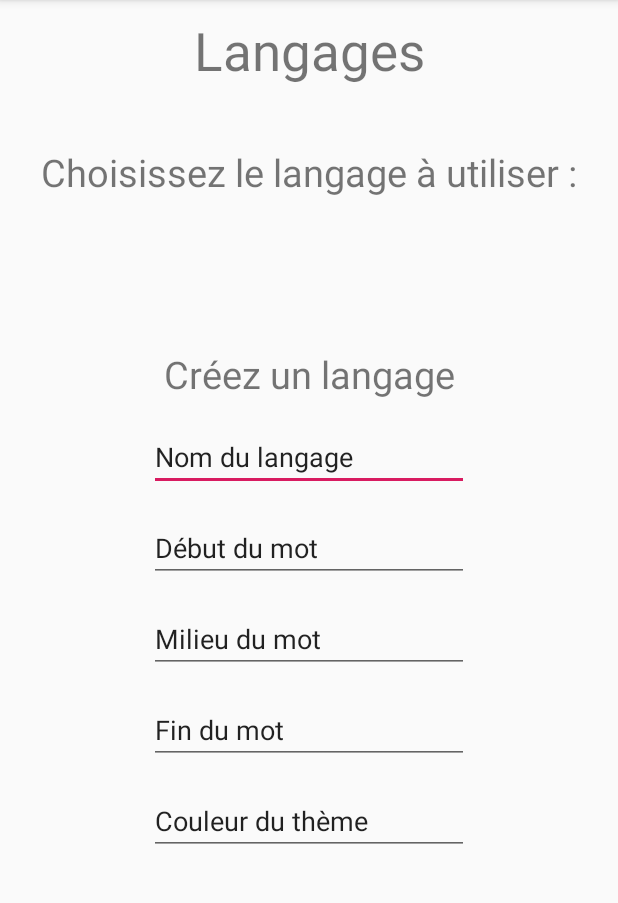
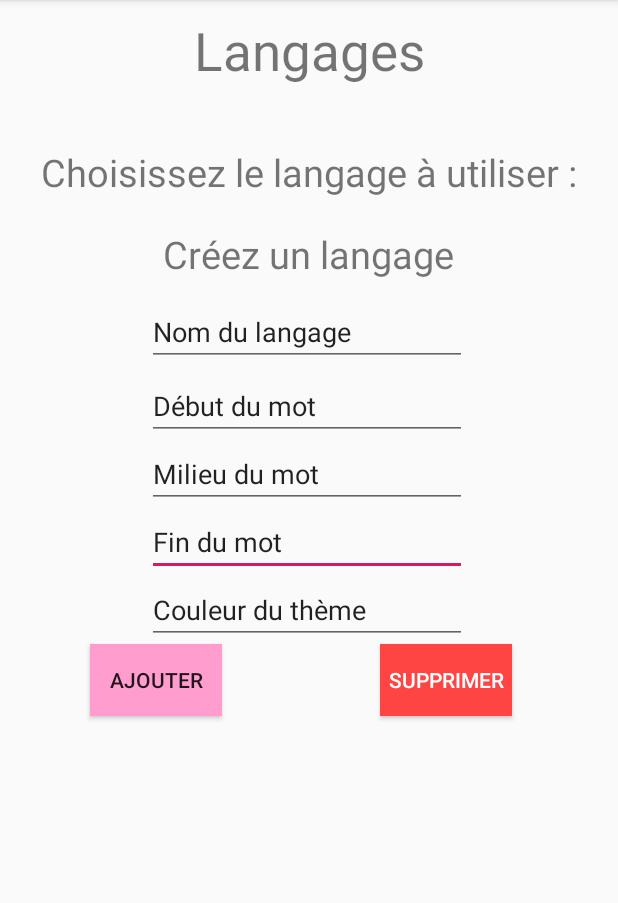
Before and after one commit to PinsardF/Gruiker, an Android app: the screen it shows after launch (MainActivity), after a tap on "Langages", on a phone screen of 412 x 824 dp, the part 84-987 px from its top. Run offline under Robolectric (Android 15) with nearby library versions, the phone set to English and light mode, and no system bars; libraries missing offline, so code that uses them is left out: com.twitter.sdk; 2 statements that could not run were skipped; 2 other taps on this screen came first.

Commit message:
Language Buttons

```diff
--- a/app/src/main/java/com/example/gruiker/Model/GetDataController.java
+++ b/app/src/main/java/com/example/gruiker/Model/GetDataController.java
@@ -37,14 +37,11 @@ public class GetDataController {
             @Override
             public void onResponse(@NonNull Call<ListAnimal> call, @NonNull Response<ListAnimal> response){
                 if(response.isSuccessful()){
-                    //final List<Animal> animal = response.body().getAnimals_list();
                     final ListAnimal animal = response.body();
                     assert animal != null;
                     String animals_list_json = new Gson().toJson(animal);
                     editor.putString("animals_list",animals_list_json);
                     editor.apply();
-                    //System.out.println("ANIMAL:"+sharedPreferences.getString("animals_list",""));
-                    System.out.println("UPDATE DATA");
 
                 } else{
                     System.out.println("La response a échoué");
--- a/app/src/main/java/com/example/gruiker/View/LanguagesFragment.java
+++ b/app/src/main/java/com/example/gruiker/View/LanguagesFragment.java
@@ -3,6 +3,7 @@ package com.example.gruiker.View;
 import android.content.Context;
 import android.content.SharedPreferences;
 import android.graphics.Color;
+import android.net.VpnService;
 import android.os.Bundle;
 import android.view.LayoutInflater;
 import android.view.View;
@@ -55,6 +56,9 @@ public class LanguagesFragment extends Fragment {
         getDataController = new GetDataController(this);//Appel du Controller pour récupérer les données
         getDataController.onCreate();
 
+        final Button add_button = root.findViewById(R.id.add_button);
+        Button del_button = root.findViewById(R.id.del_button);
+
         getActivity().findViewById(R.id.activity_main);
         nv = (NavigationView)getActivity().findViewById(R.id.nv);
 
@@ -70,6 +74,7 @@ public class LanguagesFragment extends Fragment {
         editor = sharedPreferences.edit();
         colorPrimary = sharedPreferences.getString("current_primarycolor","");
         colorPrimaryDark = sharedPreferences.getString("current_primarycolordark","");
+        add_button.setBackgroundColor(Color.parseColor(colorPrimary));
 
 
         final Spinner spinner = (Spinner) root.findViewById(R.id.languages_selector);
@@ -105,6 +110,7 @@ public class LanguagesFragment extends Fragment {
                 spinner.setSelection(position);
                 com.example.gruiker.Model.MainActivity activity = (com.example.gruiker.Model.MainActivity) getActivity();
                 activity.changeColor(colorPrimaryDark);
+                add_button.setBackgroundColor(Color.parseColor(colorPrimary));
             }
 
             @Override
--- a/app/src/main/res/layout/fragment_languages.xml
+++ b/app/src/main/res/layout/fragment_languages.xml
@@ -34,12 +34,75 @@
         android:id="@+id/textView_create_language"
         android:layout_width="wrap_content"
         android:layout_height="wrap_content"
-        android:layout_marginTop="100dp"
+        android:layout_marginTop="10dp"
         android:text="Créez un langage"
         android:textSize="25sp"
         app:layout_constraintEnd_toEndOf="parent"
+        app:layout_constraintHorizontal_bias="0.497"
         app:layout_constraintStart_toStartOf="parent"
-        app:layout_constraintTop_toBottomOf="@+id/textView_choose_language" />
+        app:layout_constraintTop_toBottomOf="@+id/languages_selector" />
+
+    <EditText
+        android:id="@+id/editText_languageend"
+        android:layout_width="wrap_content"
+        android:layout_height="wrap_content"
+        android:ems="10"
+        android:inputType="textPersonName"
+        android:text="Fin du mot"
+        app:layout_constraintEnd_toEndOf="parent"
+        app:layout_constraintHorizontal_bias="0.494"
+        app:layout_constraintStart_toStartOf="parent"
+        app:layout_constraintTop_toBottomOf="@+id/editText_languagemiddle" />
+
+    <EditText
+        android:id="@+id/editText_languagebeginning"
+        android:layout_width="wrap_content"
+        android:layout_height="wrap_content"
+        android:layout_marginTop="4dp"
+        android:ems="10"
+        android:inputType="textPersonName"
+        android:text="Début du mot"
+        app:layout_constraintEnd_toEndOf="parent"
+        app:layout_constraintHorizontal_bias="0.494"
+        app:layout_constraintStart_toStartOf="parent"
+        app:layout_constraintTop_toBottomOf="@+id/editText_languagename" />
+
+    <EditText
+        android:id="@+id/editText_languagemiddle"
+        android:layout_width="wrap_content"
+        android:layout_height="wrap_content"
+        android:ems="10"
+        android:inputType="textPersonName"
+        android:text="Milieu du mot"
+        app:layout_constraintEnd_toEndOf="parent"
+        app:layout_constraintHorizontal_bias="0.494"
+        app:layout_constraintStart_toStartOf="parent"
+        app:layout_constraintTop_toBottomOf="@+id/editText_languagebeginning" />
+
+    <EditText
+        android:id="@+id/editText_languagename"
+        android:layout_width="wrap_content"
+        android:layout_height="wrap_content"
+        android:layout_marginTop="12dp"
+        android:ems="10"
+        android:inputType="textPersonName"
+        android:text="Nom du langage"
+        app:layout_constraintEnd_toEndOf="parent"
+        app:layout_constraintHorizontal_bias="0.494"
+        app:layout_constraintStart_toStartOf="parent"
+        app:layout_constraintTop_toBottomOf="@+id/textView_create_language" />
+
+    <EditText
+        android:id="@+id/editText_languagecolor"
+        android:layout_width="wrap_content"
+        android:layout_height="wrap_content"
+        android:ems="10"
+        android:inputType="textPersonName"
+        android:text="Couleur du thème"
+        app:layout_constraintEnd_toEndOf="parent"
+        app:layout_constraintHorizontal_bias="0.494"
+        app:layout_constraintStart_toStartOf="parent"
+        app:layout_constraintTop_toBottomOf="@+id/editText_languageend" />
 
     <Spinner
         android:id="@+id/languages_selector"
@@ -50,64 +113,26 @@
         app:layout_constraintStart_toStartOf="parent"
         app:layout_constraintTop_toBottomOf="@+id/textView_choose_language" />
 
-    <EditText
-        android:id="@+id/editText_languagename"
+    <Button
+        android:id="@+id/add_button"
         android:layout_width="wrap_content"
         android:layout_height="wrap_content"
-        android:layout_marginTop="15dp"
-        android:ems="10"
-        android:inputType="textPersonName"
-        android:text="Nom du langage"
-        app:layout_constraintEnd_toEndOf="parent"
+        android:layout_marginStart="60dp"
+        android:text="Ajouter"
         app:layout_constraintStart_toStartOf="parent"
-        app:layout_constraintTop_toBottomOf="@+id/textView_create_language" />
+        app:layout_constraintTop_toBottomOf="@+id/editText_languagecolor" />
 
-    <EditText
-        android:id="@+id/editText_languagebeginning"
+    <Button
+        android:id="@+id/del_button"
         android:layout_width="wrap_content"
         android:layout_height="wrap_content"
-        android:layout_marginTop="15dp"
-        android:ems="10"
-        android:inputType="textPersonName"
-        android:text="Début du mot"
+        android:layout_marginEnd="60dp"
+        android:background="@android:color/holo_red_light"
+        android:text="Supprimer"
+        android:textColor="@android:color/background_light"
         app:layout_constraintEnd_toEndOf="parent"
-        app:layout_constraintStart_toStartOf="parent"
-        app:layout_constraintTop_toBottomOf="@+id/editText_languagename" />
-
-    <EditText
-        android:id="@+id/editText_languagemiddle"
-        android:layout_width="wrap_content"
-        android:layout_height="wrap_content"
-        android:layout_marginTop="15dp"
-        android:ems="10"
-        android:inputType="textPersonName"
-        android:text="Milieu du mot"
-        app:layout_constraintEnd_toEndOf="parent"
-        app:layout_constraintStart_toStartOf="parent"
-        app:layout_constraintTop_toBottomOf="@+id/editText_languagebeginning" />
-
-    <EditText
-        android:id="@+id/editText_languageend"
-        android:layout_width="wrap_content"
-        android:layout_height="wrap_content"
-        android:layout_marginTop="15dp"
-        android:ems="10"
-        android:inputType="textPersonName"
-        android:text="Fin du mot"
-        app:layout_constraintEnd_toEndOf="parent"
-        app:layout_constraintStart_toStartOf="parent"
-        app:layout_constraintTop_toBottomOf="@+id/editText_languagemiddle" />
-
-    <EditText
-        android:id="@+id/editText_languagecolor"
-        android:layout_width="wrap_content"
-        android:layout_height="wrap_content"
-        android:layout_marginTop="15dp"
-        android:ems="10"
-        android:inputType="textPersonName"
-        android:text="Couleur du thème"
-        app:layout_constraintEnd_toEndOf="parent"
-        app:layout_constraintStart_toStartOf="parent"
-        app:layout_constraintTop_toBottomOf="@+id/editText_languageend" />
+        app:layout_constraintHorizontal_bias="0.906"
+        app:layout_constraintStart_toEndOf="@+id/add_button"
+        app:layout_constraintTop_toBottomOf="@+id/editText_languagecolor" />
 
 </androidx.constraintlayout.widget.ConstraintLayout>
```
